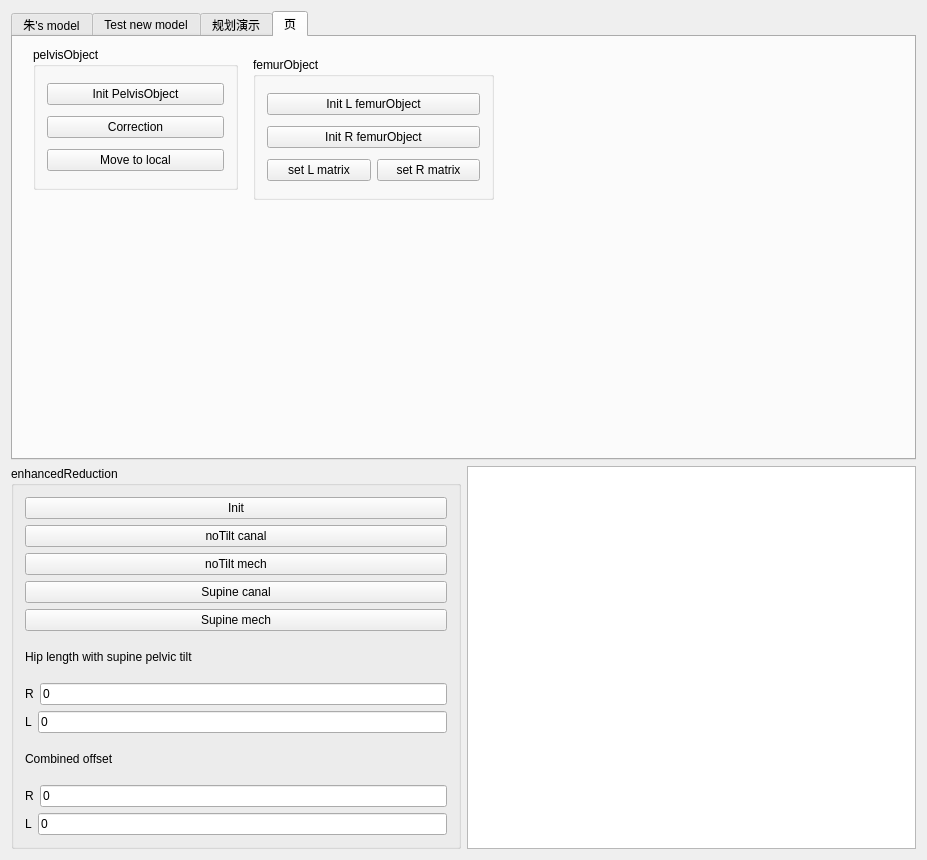
First picture: the form in Plugins/org.mitk.lancet.hipplanning/src/internal/THAPlanningControls.ui, repository zhaomengxiao/LancetMITK-Adition, before the edit.
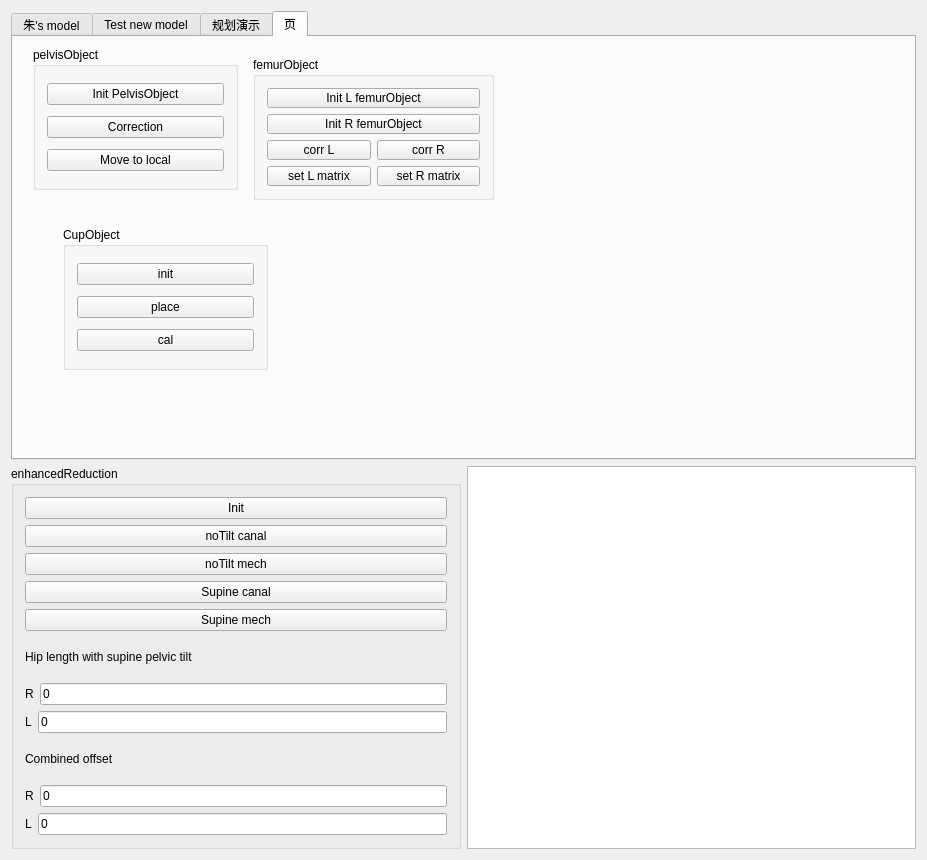
Second picture: the form after the edit.

The edit to the form file:
```diff
--- a/Plugins/org.mitk.lancet.hipplanning/src/internal/THAPlanningControls.ui
+++ b/Plugins/org.mitk.lancet.hipplanning/src/internal/THAPlanningControls.ui
@@ -1468,6 +1468,13 @@
         <string>femurObject</string>
        </property>
        <layout class="QGridLayout" name="gridLayout_19">
+        <item row="0" column="0" colspan="2">
+         <widget class="QPushButton" name="pushButton_initializeLfemurObject_2">
+          <property name="text">
+           <string>Init L femurObject</string>
+          </property>
+         </widget>
+        </item>
         <item row="1" column="0" colspan="2">
          <widget class="QPushButton" name="pushButton_initializeRfemurObject_2">
           <property name="text">
@@ -1475,24 +1482,67 @@
           </property>
          </widget>
         </item>
-        <item row="2" column="0">
+        <item row="3" column="1">
+         <widget class="QPushButton" name="pushButton_moveRfemurObject_2">
+          <property name="text">
+           <string>set R matrix</string>
+          </property>
+         </widget>
+        </item>
+        <item row="3" column="0">
          <widget class="QPushButton" name="pushButton_moveLfemurObject_2">
           <property name="text">
            <string>set L matrix</string>
           </property>
          </widget>
         </item>
-        <item row="0" column="0" colspan="2">
-         <widget class="QPushButton" name="pushButton_initializeLfemurObject_2">
+        <item row="2" column="0">
+         <widget class="QPushButton" name="pushButton_femurLCorrection">
           <property name="text">
-           <string>Init L femurObject</string>
+           <string>corr L</string>
           </property>
          </widget>
         </item>
         <item row="2" column="1">
-         <widget class="QPushButton" name="pushButton_moveRfemurObject_2">
+         <widget class="QPushButton" name="pushButton_femurRCorrection">
           <property name="text">
-           <string>set R matrix</string>
+           <string>corr R</string>
+          </property>
+         </widget>
+        </item>
+       </layout>
+      </widget>
+      <widget class="QGroupBox" name="groupBox_24">
+       <property name="geometry">
+        <rect>
+         <x>50</x>
+         <y>190</y>
+         <width>205</width>
+         <height>143</height>
+        </rect>
+       </property>
+       <property name="title">
+        <string>CupObject</string>
+       </property>
+       <layout class="QGridLayout" name="gridLayout_27">
+        <item row="2" column="0">
+         <widget class="QPushButton" name="pushButton_cal">
+          <property name="text">
+           <string>cal</string>
+          </property>
+         </widget>
+        </item>
+        <item row="0" column="0">
+         <widget class="QPushButton" name="pushButton_initCup">
+          <property name="text">
+           <string>init</string>
+          </property>
+         </widget>
+        </item>
+        <item row="1" column="0">
+         <widget class="QPushButton" name="pushButton_placeCup">
+          <property name="text">
+           <string>place</string>
           </property>
          </widget>
         </item>
```
